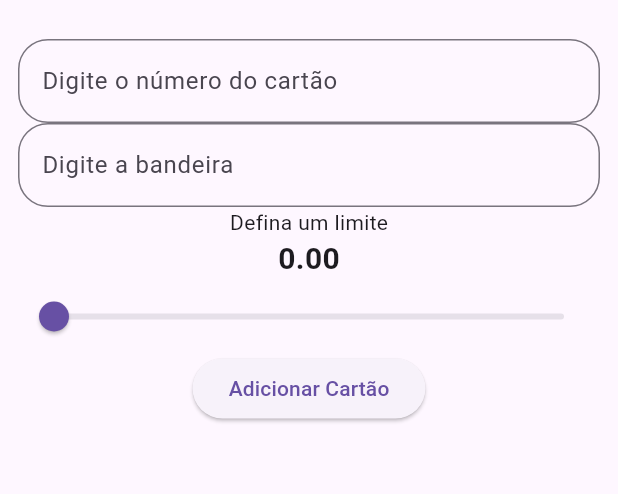
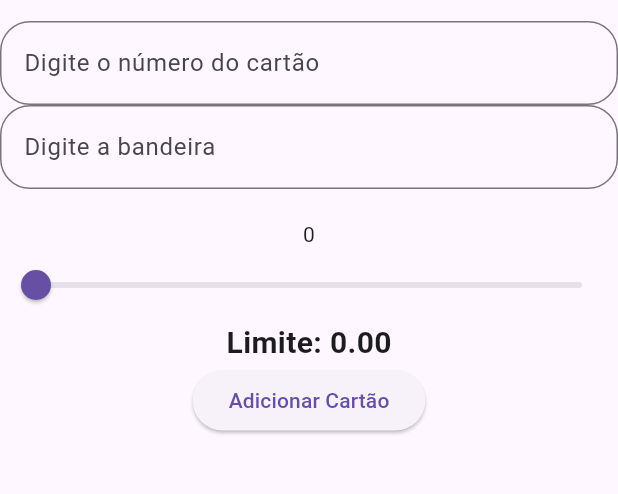
Before and after one commit to guilherme-CMachado/ofly_test, a Flutter app: the AddCardPage screen opened directly, after a tap on "Adicionar Cartão", on a phone screen of 412 x 824 dp, the part 63-557 px from its top. Run offline on Flutter 3.47's test engine with Material 3 defaults, Android fonts, the phone set to English and light mode, and no system bars; our stand-ins replace cloud_firestore, dotted_border, firebase_auth, firebase_core, fluttertoast, gap and 1 more; accounts and stored records are empty.

Commit message:
continued flux

```diff
--- a/lib/core/services/user_services.dart
+++ b/lib/core/services/user_services.dart
@@ -35,7 +35,7 @@ class UserService {
           .set(userModel.toMap());
 
       Fluttertoast.showToast(
-        msg: "Usuário criado com sucesso!",
+        msg: "Usuário criado com sucesso! Faça o ",
         toastLength: Toast.LENGTH_SHORT,
         gravity: ToastGravity.BOTTOM,
         backgroundColor: Colors.green,
--- a/lib/features/card/add_card_page.dart
+++ b/lib/features/card/add_card_page.dart
@@ -6,10 +6,10 @@ import 'package:ofly_tech_test/utils/widgets/ofly_textfield_button.dart';
 
 class AddCardPage extends StatefulWidget {
   final UserModel? userModel;
-  const AddCardPage({super.key, this.userModel});
+  const AddCardPage({Key? key, this.userModel}) : super(key: key);
 
   @override
-  State<AddCardPage> createState() => _AddCardPageState();
+  _AddCardPageState createState() => _AddCardPageState();
 }
 
 class _AddCardPageState extends State<AddCardPage> {
@@ -22,22 +22,14 @@ class _AddCardPageState extends State<AddCardPage> {
   Widget build(BuildContext context) {
     return Scaffold(
       appBar: AppBar(
-        leading: IconButton(
-          onPressed: () {
-            Navigator.pop(context);
-          },
-          icon: Icon(Icons.arrow_back),
-        ),
         title: Text("Adicione um cartão"),
       ),
-      body: Container(
-        margin: const EdgeInsets.all(12),
-        child: Form(
+      body: Form(
         child: Column(
           children: [
             OnflyTextField(
+              keyboardInputType: TextInputType.number,
               textEditingController: _cardNumberController,
-                keyboardInputType: TextInputType.number,
               hintText: "Digite o número do cartão",
             ),
             OnflyTextField(
@@ -45,37 +37,47 @@ class _AddCardPageState extends State<AddCardPage> {
               textEditingController: _flagController,
               hintText: "Digite a bandeira",
             ),
-              Text("Defina um limite"),
-              Text(
-                "${_seekbarValue.toStringAsFixed(2)}",
-                style: TextStyle(fontSize: 20, fontWeight: FontWeight.bold),
-              ),
+            SizedBox(height: 20),
+            Text("${_seekbarValue.toStringAsFixed(0)}"),
             Slider(
-                min: 0.0,
-                max: 1000.0,
-                label: "Defina um limite",
               value: _seekbarValue,
+              min: 0,
+              max: 1000,
               onChanged: (value) {
                 setState(() {
                   _seekbarValue = value;
                 });
               },
             ),
+            Text(
+              "Limite: ${_seekbarValue.toStringAsFixed(2)}",
+              style: TextStyle(fontSize: 20, fontWeight: FontWeight.bold),
+            ),
             ElevatedButton(
-                onPressed: () {
+              onPressed: () async {
                 CreditCardModel cardModel = CreditCardModel(
                   flag: _flagController.text,
                   extract: _seekbarValue,
-                      cardNumber: _cardNumberController.text);
-                  _cardService.addCreditCard(
-                      cardModel, widget.userModel!.uid, context);
+                  cardNumber: _cardNumberController.text,
+                );
+
+                List<CreditCardModel> updatedCards =
+                    await _cardService.addCreditCard(
+                  cardModel,
+                  widget.userModel!.uid,
+                  widget.userModel?.creditCardModels,
+                  context,
+                );
+                UserModel updatedUserModel = widget.userModel!.copyWith(
+                  creditCardModels: updatedCards,
+                );
+                Navigator.of(context).pop(updatedUserModel);
               },
               child: Text("Adicionar Cartão"),
             ),
           ],
         ),
       ),
-      ),
     );
   }
 }
```
Also changed, not shown: lib/core/services/card/card_service.dart (+12 -9 lines), lib/core/services/travels/booked_travels_service.dart (+18 -2 lines), lib/features/card/card_page.dart (+24 -12 lines), lib/features/home/home_page.dart (+5 -3 lines), lib/features/travels/travels_page.dart (+12 -7 lines). Lines whose indentation alone changed are shown as unchanged.
